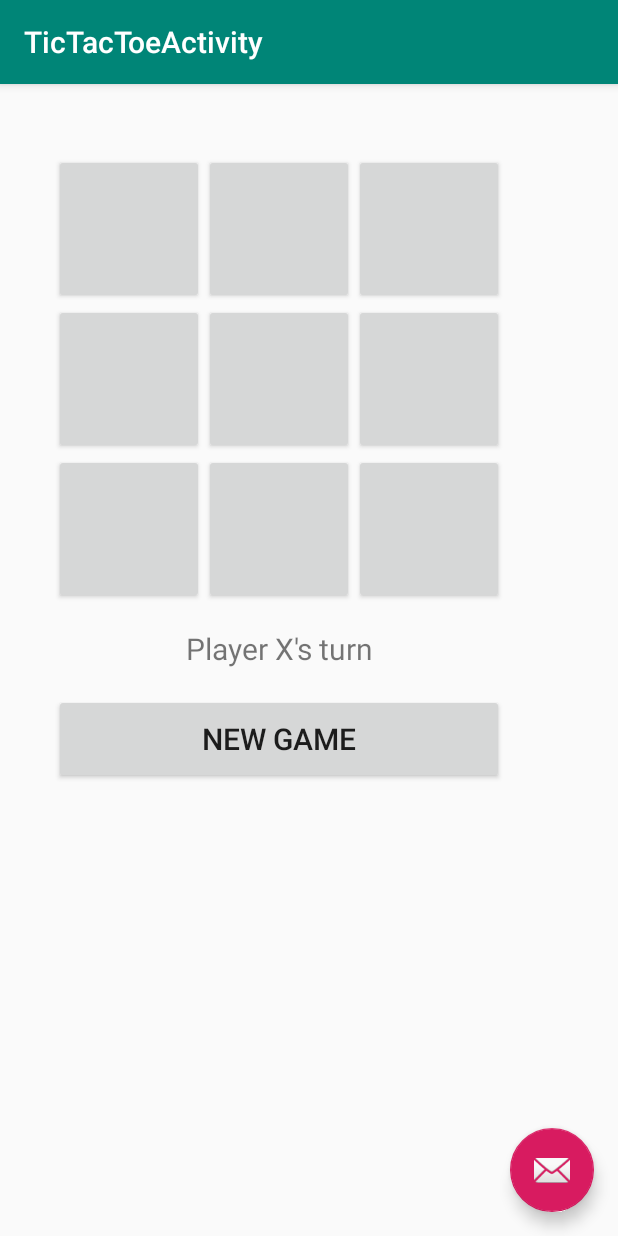
After one commit to abiancu/IntroAndroidApp, an Android app: the TicTacToeActivity screen opened directly, with no data from a screen before it, on a phone screen of 412 x 824 dp. The commit adds this screen. Run offline under Robolectric (Android 15) with nearby library versions, the phone set to English and light mode, and no system bars.

Commit message:
New activity - tic-tac-toe

```diff
--- /dev/null
+++ b/app/src/main/java/com/example/introandroidapp/TicTacToeActivity.java
@@ -0,0 +1,51 @@
+package com.example.introandroidapp;
+
+import android.os.Bundle;
+
+import com.google.android.material.floatingactionbutton.FloatingActionButton;
+import com.google.android.material.snackbar.Snackbar;
+
+import androidx.appcompat.app.AppCompatActivity;
+import androidx.appcompat.widget.Toolbar;
+
+import android.view.View;
+import android.view.View.OnClickListener;
+import android.widget.Button;
+import android.widget.TextView;
+
+
+public class TicTacToeActivity extends AppCompatActivity implements OnClickListener{
+
+    //PRIVATE VARIABLES
+    private Button gameGrid[][] = new Button[3][3];
+    private Button newGameButton;
+    private TextView messageTextView;
+
+    private int turn;
+    private String message;
+    private boolean gameOver;
+    private String  gameString;
+
+
+    @Override
+    protected void onCreate(Bundle savedInstanceState) {
+        super.onCreate(savedInstanceState);
+        setContentView(R.layout.activity_tic_tac_toe);
+        Toolbar toolbar = findViewById(R.id.toolbar);
+        setSupportActionBar(toolbar);
+
+        FloatingActionButton fab = findViewById(R.id.fab);
+        fab.setOnClickListener(new View.OnClickListener() {
+            @Override
+            public void onClick(View view) {
+                Snackbar.make(view, "Replace with your own action", Snackbar.LENGTH_LONG)
+                        .setAction("Action", null).show();
+            }
+        });
+    }
+
+    @Override
+    public void onClick(View v) {
+
+    }
+}
--- a/app/src/main/res/layout/activity_main_menu.xml
+++ b/app/src/main/res/layout/activity_tic_tac_toe.xml
@@ -4,7 +4,7 @@
     xmlns:tools="http://schemas.android.com/tools"
     android:layout_width="match_parent"
     android:layout_height="match_parent"
-    tools:context=".MainMenuActivity">
+    tools:context=".TicTacToeActivity">
 
     <com.google.android.material.appbar.AppBarLayout
         android:layout_width="match_parent"
@@ -20,7 +20,7 @@
 
     </com.google.android.material.appbar.AppBarLayout>
 
-    <include layout="@layout/content_main_menu" />
+    <include layout="@layout/content_tic_tac_toe" />
 
     <com.google.android.material.floatingactionbutton.FloatingActionButton
         android:id="@+id/fab"
--- /dev/null
+++ b/app/src/main/res/layout/content_tic_tac_toe.xml
@@ -0,0 +1,119 @@
+<?xml version="1.0" encoding="utf-8"?>
+<androidx.constraintlayout.widget.ConstraintLayout xmlns:android="http://schemas.android.com/apk/res/android"
+    xmlns:app="http://schemas.android.com/apk/res-auto"
+    xmlns:tools="http://schemas.android.com/tools"
+    android:layout_width="match_parent"
+    android:layout_height="match_parent"
+    app:layout_behavior="@string/appbar_scrolling_view_behavior"
+    tools:context=".TicTacToeActivity"
+    tools:showIn="@layout/activity_tic_tac_toe">
+
+    <TableLayout
+
+        android:layout_width="354dp"
+        android:layout_height="419dp"
+        android:layout_gravity="center_horizontal"
+        android:layout_marginStart="35dp"
+        android:layout_marginEnd="22dp"
+        android:layout_marginBottom="256dp"
+        android:orientation="vertical"
+        app:layout_constraintBottom_toBottomOf="parent"
+        app:layout_constraintEnd_toEndOf="parent"
+        app:layout_constraintStart_toStartOf="parent"
+        app:layout_constraintTop_toTopOf="parent">
+
+
+        <TableRow>
+
+            <Button
+                android:id="@+id/square1"
+                android:layout_width="100dp"
+                android:layout_height="100dp"
+                android:textSize="30sp" />
+
+            <Button
+                android:id="@+id/square2"
+                android:layout_width="100dp"
+                android:layout_height="100dp"
+                android:textSize="30sp" />
+
+            <Button
+                android:id="@+id/square3"
+                android:layout_width="100dp"
+                android:layout_height="100dp"
+                android:textSize="30sp" />
+        </TableRow>
+
+        <TableRow>
+
+            <Button
+                android:id="@+id/square4"
+                android:layout_width="100dp"
+                android:layout_height="100dp"
+                android:textSize="30sp" />
+
+            <Button
+                android:id="@+id/square5"
+                android:layout_width="100dp"
+                android:layout_height="100dp"
+                android:textSize="30sp" />
+
+            <Button
+                android:id="@+id/square6"
+                android:layout_width="100dp"
+                android:layout_height="100dp"
+                android:textSize="30sp" />
+        </TableRow>
+
+        <TableRow>
+
+            <Button
+                android:id="@+id/square7"
+                android:layout_width="100dp"
+                android:layout_height="100dp"
+                android:textSize="30sp" />
+
+            <Button
+                android:id="@+id/square8"
+                android:layout_width="100dp"
+                android:layout_height="100dp"
+                android:textSize="30sp" />
+
+            <Button
+                android:id="@+id/square9"
+                android:layout_width="100dp"
+                android:layout_height="100dp"
+                android:textSize="30sp" />
+        </TableRow>
+
+        <TableRow>
+
+            <TextView
+                android:id="@+id/messageTextView"
+                android:layout_width="wrap_content"
+                android:layout_height="60dp"
+                android:layout_gravity="center_horizontal"
+                android:layout_span="3"
+                android:gravity="center"
+                android:lines="2"
+                android:maxLines="2"
+                android:padding="10dp"
+                android:text="@string/message_label"
+                android:textSize="20sp" />
+
+        </TableRow>
+
+        <TableRow>
+
+            <Button
+                android:id="@+id/newGameButton"
+                android:layout_width="wrap_content"
+                android:layout_height="60dp"
+                android:layout_span="3"
+                android:text="@string/new_game_button"
+                android:textSize="20sp" />
+        </TableRow>
+    </TableLayout>
+
+
+</androidx.constraintlayout.widget.ConstraintLayout>
--- a/app/src/main/res/layout/content_weather.xml
+++ b/app/src/main/res/layout/content_weather.xml
@@ -62,7 +62,8 @@
         app:layout_constraintLeft_toLeftOf="parent"
         app:layout_constraintRight_toRightOf="parent"
         app:layout_constraintTop_toTopOf="parent"
-        app:layout_constraintVertical_bias="0.411">
+        app:layout_constraintVertical_bias="0.411"
+        >
 
         <RadioButton
             android:id="@+id/btnDegF"
--- a/app/src/main/res/values/colors.xml
+++ b/app/src/main/res/values/colors.xml
@@ -3,4 +3,5 @@
     <color name="colorPrimary">#008577</color>
     <color name="colorPrimaryDark">#00574B</color>
     <color name="colorAccent">#D81B60</color>
+    <color name="colorBackground">#42A5F5</color>
 </resources>
--- a/app/src/main/res/values/strings.xml
+++ b/app/src/main/res/values/strings.xml
@@ -22,13 +22,15 @@
     <string name="mExit">Exit</string>
     <string name="mMenu">Main Menu</string>
     <string name="title_activity_my_drawing">MyDrawing</string>
-<!--    Adding an array of themes -->
+    <!--    Adding an array of themes -->
     <string-array name="mythemes">
         <item>Material-Light</item>
         <item>Alejandro-Theme</item>
     </string-array>
     <string name="themeOption">Chose your theme</string>
-
-
+    <string name="title_activity_tic_tac_toe">TicTacToeActivity</string>
+<!--    FOR TIC-TAC-TOE-->
+<string name="message_label">Player X\'s turn</string>
+    <string name="new_game_button">New Game</string>
 
 </resources>
```
Also changed, not shown: app/src/main/AndroidManifest.xml (+5 -2 lines), app/src/main/res/layout/content_main_menu.xml (+4 -32 lines), app/src/main/res/values/styles.xml (+56 -2 lines), app/src/main/res/values/themes.xml (added, +16 -0 lines).
